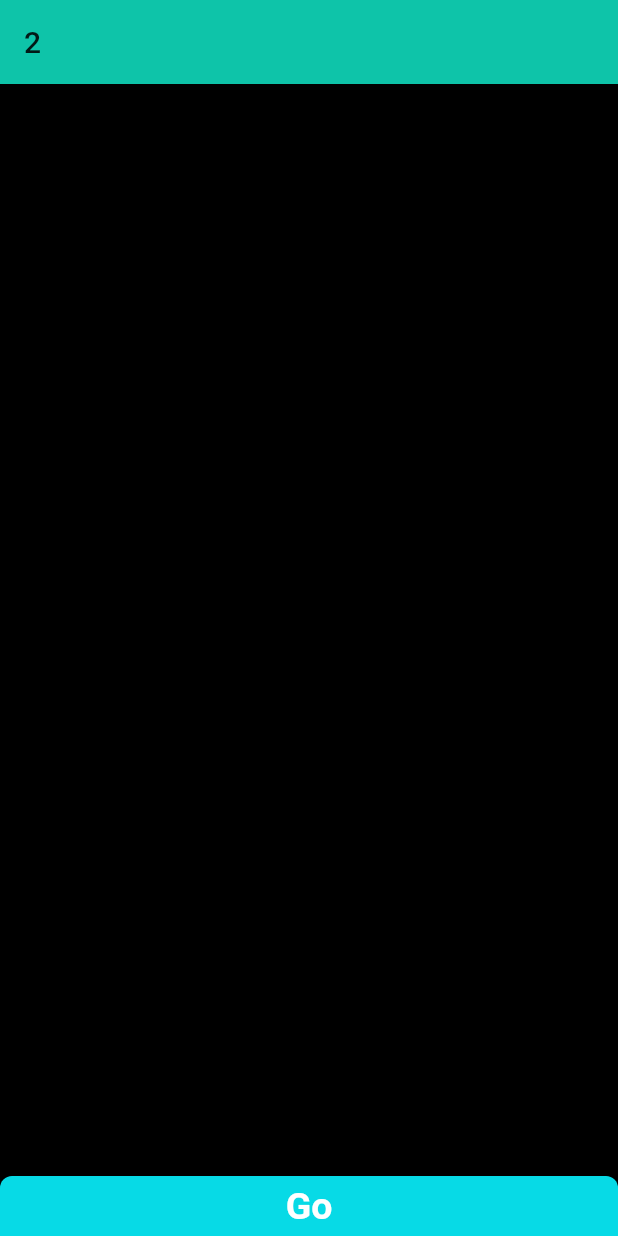
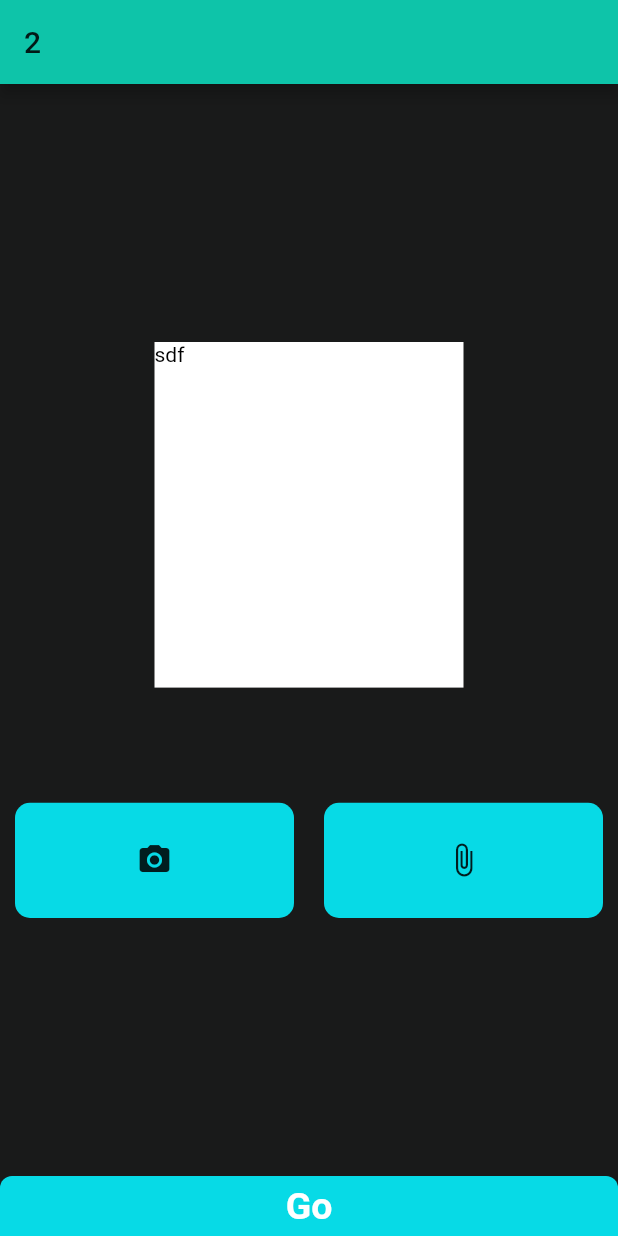
Before and after one commit to aditya1271/ProjectWorkApp, a Flutter app: the screen it shows after launch, after a tap on the "add" icon, on a phone screen of 412 x 824 dp. Run offline on Flutter 3.47's test engine with Material 2 defaults, Android fonts, the phone set to English and light mode, and no system bars; our stand-ins replace shared_preferences.

Commit message:
Adding buttons in ImageInputScreen..

```diff
--- a/v1/lib/main.dart
+++ b/v1/lib/main.dart
@@ -18,7 +18,7 @@ class MyApp extends StatelessWidget {
         theme: ThemeData(
           primaryColor: Color.fromRGBO(14, 196, 169, 1),
           accentColor: Color.fromRGBO(7, 218, 230, 1),
-          canvasColor: Colors.black
+          canvasColor: Color.fromRGBO(25, 26, 26, 1)
         ),
       ),
     );
--- a/v1/lib/screen/imageinputscreen.dart
+++ b/v1/lib/screen/imageinputscreen.dart
@@ -1,3 +1,4 @@
+import 'package:flutter/cupertino.dart';
 import 'package:flutter/material.dart';
 
 class ImageInputScreen extends StatefulWidget {
@@ -8,10 +9,67 @@ class ImageInputScreen extends StatefulWidget {
 class _ImageInputScreenState extends State<ImageInputScreen> {
   @override
   Widget build(BuildContext context) {
+    return LayoutBuilder(builder: (context, contraints) {
       return Column(
         mainAxisAlignment: MainAxisAlignment.spaceBetween,
         children: <Widget>[
-        Column(),
+          SizedBox(),
+          Column(
+            mainAxisAlignment: MainAxisAlignment.spaceBetween,
+            children: <Widget>[
+              Container(
+                child: Text(
+                  "sdf",
+                  style: TextStyle(color: Colors.black),
+                ),
+                color: Colors.white,
+                height: contraints.maxHeight * 0.3,
+                width: contraints.maxWidth * 0.5,
+              ),
+              SizedBox(
+                height: contraints.maxHeight * 0.1,
+              ),
+              Row(
+                mainAxisAlignment: MainAxisAlignment.spaceBetween,
+                children: <Widget>[
+                  Flexible(
+                    flex: 1,
+                    child: GestureDetector(
+                      child: Container(
+                        decoration: BoxDecoration(
+                          color: Theme.of(context).accentColor,
+                          borderRadius: BorderRadius.all(
+                            Radius.circular(10),
+                          ),
+                        ),
+                        child: Icon(Icons.camera_alt),
+                        margin: EdgeInsets.symmetric(horizontal: 10),
+                        height: contraints.maxHeight * 0.1,
+                        width: contraints.maxWidth * 1 / 2,
+                      ),
+                    ),
+                  ),
+                  Flexible(
+                    flex: 1,
+                    child: GestureDetector(
+                      child: Container(
+                        child: Icon(Icons.attach_file),
+                        decoration: BoxDecoration(
+                          color: Theme.of(context).accentColor,
+                          borderRadius: BorderRadius.all(
+                            Radius.circular(10),
+                          ),
+                        ),
+                        margin: EdgeInsets.symmetric(horizontal: 10),
+                        height: contraints.maxHeight * 0.1,
+                        width: contraints.maxWidth * 1 / 2,
+                      ),
+                    ),
+                  )
+                ],
+              )
+            ],
+          ),
           Material(
             borderRadius: BorderRadius.only(
               topLeft: Radius.circular(8),
@@ -44,5 +102,6 @@ class _ImageInputScreenState extends State<ImageInputScreen> {
           ),
         ],
       );
+    });
   }
 }
```
Lines whose indentation alone changed are shown as unchanged.
